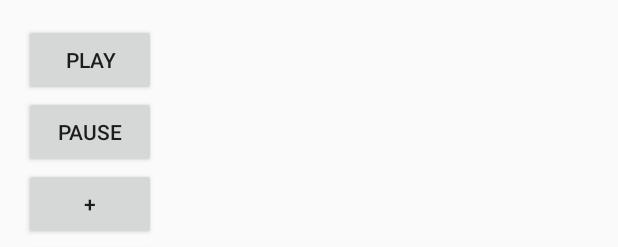
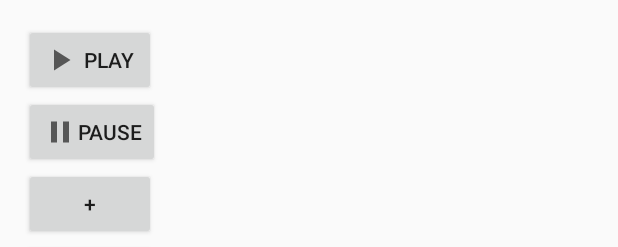
Before and after one commit to subal000/MusicPlayer, an Android app: the layout activity_main.xml on its own in the app's theme, with its tools: preview values and no code run, on a phone screen of 412 x 824 dp. Shown: the top 247 px of the screen. Run offline under Robolectric (Android 15) with nearby library versions, the phone set to English and light mode, and no system bars.

Commit message:
icons added and upgraded

```diff
--- a/app/build.gradle
+++ b/app/build.gradle
@@ -1,15 +1,15 @@
 apply plugin: 'com.android.application'
 
 android {
-    compileSdkVersion 29
+    compileSdkVersion 30
     buildToolsVersion "29.0.3"
 
     defaultConfig {
         applicationId "com.android.example.musicplayer"
         minSdkVersion 15
-        targetSdkVersion 29
-        versionCode 1
-        versionName "1.0"
+        targetSdkVersion 30
+        versionCode 2
+        versionName "1.2"
 
         testInstrumentationRunner "androidx.test.runner.AndroidJUnitRunner"
     }
--- /dev/null
+++ b/app/src/main/res/drawable/ic_baseline_pause_24.xml
@@ -0,0 +1,10 @@
+<vector xmlns:android="http://schemas.android.com/apk/res/android"
+    android:width="24dp"
+    android:height="24dp"
+    android:viewportWidth="24"
+    android:viewportHeight="24"
+    android:tint="?attr/colorControlNormal">
+  <path
+      android:fillColor="@android:color/white"
+      android:pathData="M6,19h4L10,5L6,5v14zM14,5v14h4L18,5h-4z"/>
+</vector>
--- /dev/null
+++ b/app/src/main/res/drawable/ic_baseline_play_arrow_24.xml
@@ -0,0 +1,10 @@
+<vector xmlns:android="http://schemas.android.com/apk/res/android"
+    android:width="24dp"
+    android:height="24dp"
+    android:viewportWidth="24"
+    android:viewportHeight="24"
+    android:tint="?attr/colorControlNormal">
+  <path
+      android:fillColor="@android:color/white"
+      android:pathData="M8,5v14l11,-7z"/>
+</vector>
--- a/app/src/main/res/layout/activity_main.xml
+++ b/app/src/main/res/layout/activity_main.xml
@@ -12,25 +12,27 @@
         android:id="@+id/play"
         android:layout_width="wrap_content"
         android:layout_height="wrap_content"
-        android:text="Play"
-         />
+        android:text="@string/play"
+        android:drawableLeft="@drawable/ic_baseline_play_arrow_24"
+        android:drawableStart="@drawable/ic_baseline_play_arrow_24" />
     <Button
         android:id="@+id/pause"
         android:layout_width="wrap_content"
         android:layout_height="wrap_content"
-        android:text="Pause"
-        />
+        android:text="@string/pause"
+        android:drawableStart="@drawable/ic_baseline_pause_24"
+        android:drawableLeft="@drawable/ic_baseline_pause_24" />
     <Button
         android:id="@+id/upButton"
         android:layout_width="wrap_content"
         android:layout_height="wrap_content"
-        android:text="+"
+        android:text="@string/add"
         />
     <Button
         android:id="@+id/downButton"
         android:layout_width="wrap_content"
         android:layout_height="wrap_content"
-        android:text="-"
+        android:text="@string/sub"
         />
 
 </LinearLayout>
--- a/app/src/main/res/values/strings.xml
+++ b/app/src/main/res/values/strings.xml
@@ -1,3 +1,7 @@
 <resources>
     <string name="app_name">Music Player</string>
+    <string name="play">Play</string>
+    <string name="pause">Pause</string>
+    <string name="add">+</string>
+    <string name="sub">-</string>
 </resources>
--- a/build.gradle
+++ b/build.gradle
@@ -8,7 +8,7 @@ buildscript {
 
     }
     dependencies {
-        classpath 'com.android.tools.build:gradle:3.6.3'
+        classpath 'com.android.tools.build:gradle:7.0.2'
 
 
         // NOTE: Do not place your application dependencies here; they belong
```
Also changed, not shown: gradle/wrapper/gradle-wrapper.properties, 3 other files.
